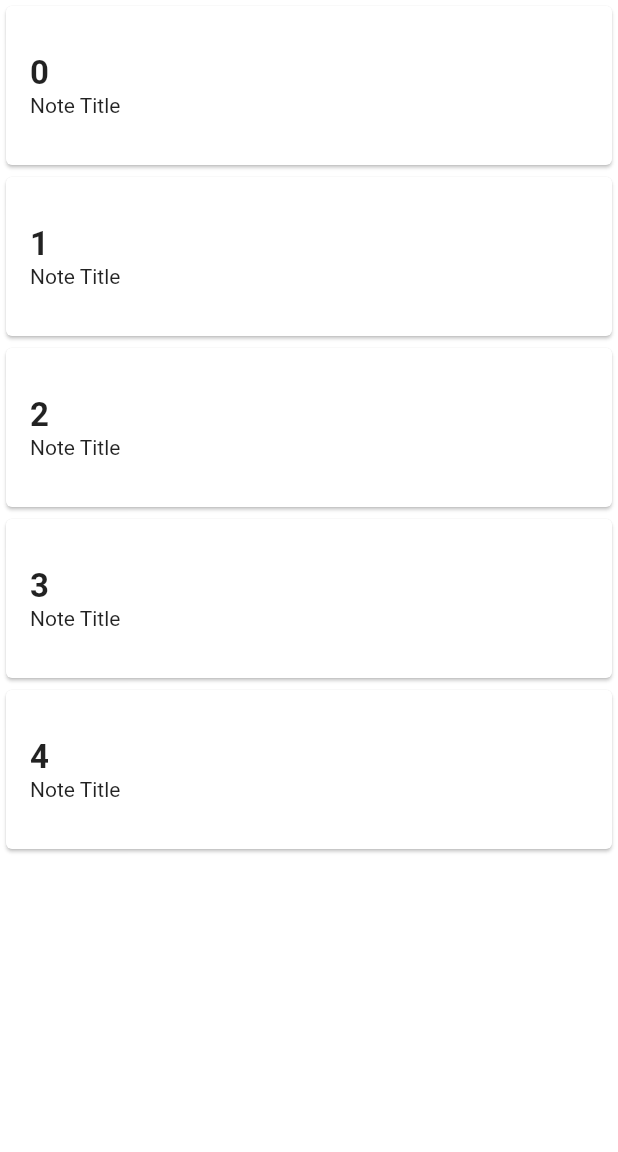
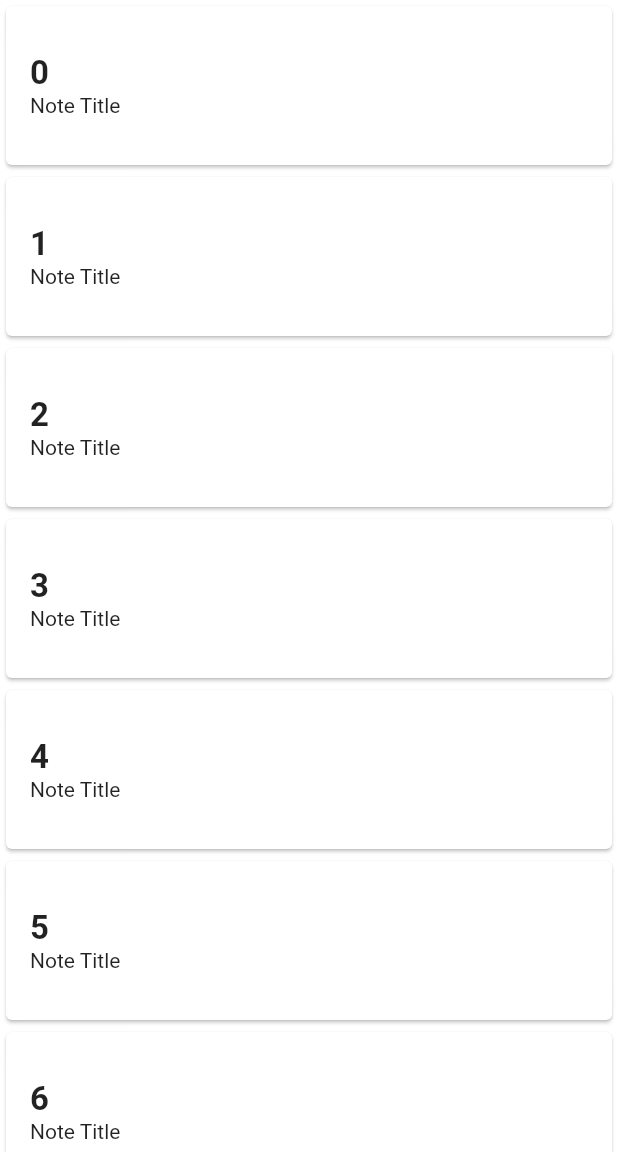
Before and after one commit to CarlosMarra33/saude_no_bolso, a Flutter app: the screen it shows after launch, swiped to page 4, on a phone screen of 412 x 824 dp, the part 84-1236 px from its top. Run offline on Flutter 3.47's test engine with Material 2 defaults, Android fonts, the phone set to English and light mode, and no system bars; our stand-ins replace cloud_firestore, firebase_auth, firebase_core, qr_flutter; accounts and stored records are empty; network calls fail.

Commit message:
criacao da doctor_screen e appointment_screen

```diff
--- a/lib/screen/appointments_screen.dart
+++ b/lib/screen/appointments_screen.dart
@@ -1,11 +1,11 @@
 import 'dart:convert';
 
 import 'package:flutter/material.dart';
-import '../screen/profile_screen.dart';
+import '../screen/appointment_screen.dart';
 import 'package:saude_no_bolso/common/custom_drawer/custom_drawer.dart';
 
 class AppointmentsScreen extends StatelessWidget {
-  List list = [0, 1, 2, 3, 4];
+  List list = [0,1,2,3,4,5,6,7,8,9];
 
   @override
   Widget build(BuildContext context) {
@@ -22,13 +22,12 @@ class AppointmentsScreen extends StatelessWidget {
         child: ListView.builder(
           itemCount: list.length,
           itemBuilder: (context, index) {
-            return InkWell(
-              child: Card(
+            return Card(
               color: Color.fromRGBO(255, 255, 255, 1),
+              child: InkWell(
                 child: Padding(
                   padding: const EdgeInsets.only(
-                    top: 32.0, bottom: 32.0, left: 16.0, right: 16.0
-                    ),
+                      top: 32.0, bottom: 32.0, left: 16.0, right: 16.0),
                   child: Column(
                       crossAxisAlignment: CrossAxisAlignment.start,
                       children: <Widget>[
@@ -36,17 +35,15 @@ class AppointmentsScreen extends StatelessWidget {
                           list[index].toString(),
                           // 'Note Title',
                           style: TextStyle(
-                          fontSize: 22, fontWeight: FontWeight.bold
-                        ),
+                              fontSize: 22, fontWeight: FontWeight.bold),
                         ),
                         Text(
                           'Note Title',
                         )
-                    ]
+                      ]),
                 ),
-                )
+                onTap: () => Navigator.push(context,MaterialPageRoute(builder: (context) => AppointmentScreen())),
               ),
-              // onTap: Navigator.push(context, MaterialPageRoute(builder: (context) => ProfileScreen())),
             );
           },
         ),
```
Also changed, not shown: lib/screen/appointment_screen.dart (added, +10 -0 lines), lib/screen/doctor_screen.dart (added, +15 -0 lines). Lines whose indentation alone changed are shown as unchanged.
